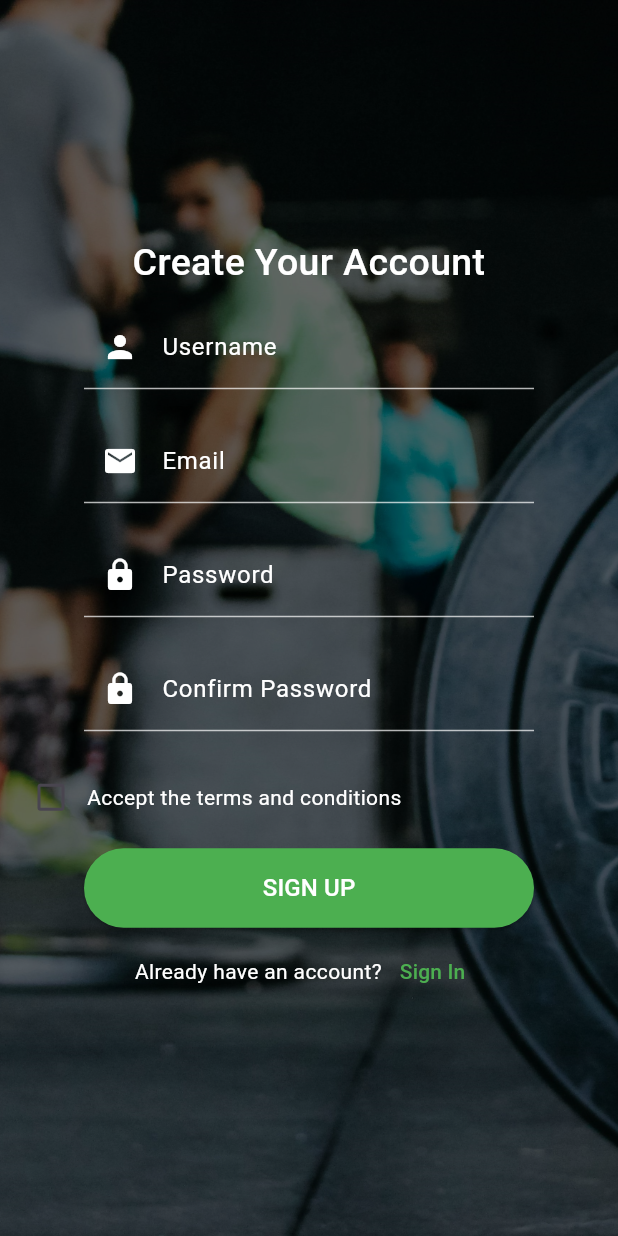
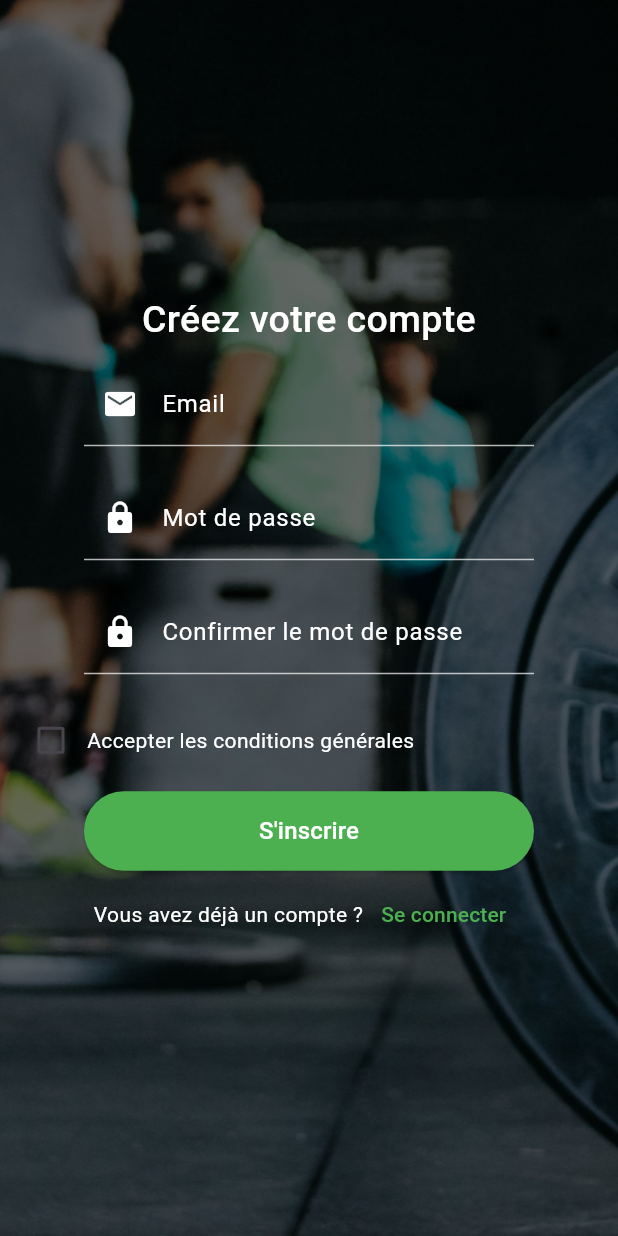
Before and after one commit to sassank/FlutterCoachApp, a Flutter app: the LoginPage screen opened directly, after a tap on "Login", after a tap on "Sign Up", on a phone screen of 412 x 824 dp. Run offline on Flutter 3.47's test engine with Material 3 defaults, Android fonts, the light colour scheme and no system bars; our stand-ins replace carousel_slider, firebase_auth, firebase_core; accounts and stored records are empty.

Commit message:
formular fixes

```diff
--- a/lib/screens/login_screen.dart
+++ b/lib/screens/login_screen.dart
@@ -1,17 +1,23 @@
 import 'package:flutter/material.dart';
-import 'package:go_coach/screens/register_screen.dart';
-import 'package:go_coach/screens/home_screen.dart';
+import 'package:firebase_auth/firebase_auth.dart';
+import 'package:firebase_core/firebase_core.dart';
+import 'home_screen.dart';
+import 'register_screen.dart';
 
-void main() => runApp(const LoginScreen());
+void main() async {
+  WidgetsFlutterBinding.ensureInitialized();
+  await Firebase.initializeApp();
+  runApp(const MyApp());
+}
 
-class LoginScreen extends StatelessWidget {
-  const LoginScreen({super.key});
+class MyApp extends StatelessWidget {
+  const MyApp({super.key});
 
   @override
   Widget build(BuildContext context) {
     return MaterialApp(
       title: 'Login Page',
-      home: const LoginPage(),
+      home: const LoginScreen(),
       theme: ThemeData(
         primarySwatch: Colors.teal,
         inputDecorationTheme: const InputDecorationTheme(
@@ -30,6 +36,17 @@ class LoginScreen extends StatelessWidget {
   }
 }
 
+class LoginScreen extends StatelessWidget {
+  const LoginScreen({super.key});
+
+  @override
+  Widget build(BuildContext context) {
+    return const Scaffold(
+      body: LoginPage(),
+    );
+  }
+}
+
 class LoginPage extends StatefulWidget {
   const LoginPage({super.key});
 
@@ -38,17 +55,67 @@ class LoginPage extends StatefulWidget {
 }
 
 class LoginPageState extends State<LoginPage> {
-  final _formKey = GlobalKey<FormState>(); // Clé pour le formulaire
-  bool _isObscure = true; // Pour gérer la visibilité du mot de passe
+  final _formKey = GlobalKey<FormState>();
+  bool _isObscure = true;
 
-  // Controllers pour les champs de texte
   final TextEditingController _usernameController = TextEditingController();
   final TextEditingController _passwordController = TextEditingController();
+
+  Future<void> _signInWithEmailAndPassword() async {
+    try {
+      await FirebaseAuth.instance.signInWithEmailAndPassword(
+        email: _usernameController.text,
+        password: _passwordController.text,
+      );
+      ScaffoldMessenger.of(context).showSnackBar(
+        SnackBar(content: Text('You are connected: ${_usernameController.text}')),
+      );
+      Navigator.pushReplacement(
+        context,
+        MaterialPageRoute(builder: (context) => const HomeScreen()),
+      );
+    } on FirebaseAuthException catch (e) {
+      String message;
+      if (e.code == 'user-not-found') {
+        message = 'No user found for that email.';
+      } else if (e.code == 'wrong-password') {
+        message = 'Wrong password provided.';
+      } else {
+        message = e.message!;
+      }
+      ScaffoldMessenger.of(context).showSnackBar(
+        SnackBar(content: Text(message)),
+      );
+    }
+  }
+
+  Future<void> resetPassword({required String email}) async {
+    try {
+      await FirebaseAuth.instance.sendPasswordResetEmail(email: email);
+      ScaffoldMessenger.of(context).showSnackBar(
+        SnackBar(content: Text('Password reset email sent to $email')),
+      );
+    } on FirebaseAuthException catch (e) {
+      String message;
+      if (e.code == 'user-not-found') {
+        message = 'No user found for that email.';
+      } else {
+        message = e.message!;
+      }
+      ScaffoldMessenger.of(context).showSnackBar(
+        SnackBar(content: Text(message)),
+      );
+    }
+  }
 
   @override
   Widget build(BuildContext context) {
     return Scaffold(
-      body: Container(
+      body: GestureDetector(
+        onTap: () {
+          FocusScope.of(context).unfocus();
+        },
+        child: Container(
           decoration: const BoxDecoration(
             image: DecorationImage(
               image: AssetImage('assets/gym.jpg'),
@@ -59,14 +126,10 @@ class LoginPageState extends State<LoginPage> {
             decoration: BoxDecoration(
               color: Colors.black.withOpacity(0.6),
             ),
-          child: Column(
-            children: <Widget>[
-              Expanded(
-                flex: 3,
+            child: Center(
+              child: SingleChildScrollView(
                 child: Padding(
                   padding: const EdgeInsets.all(20.0),
-                  child: Center(
-                    child: SingleChildScrollView(
                   child: Form(
                     key: _formKey,
                     child: Column(
@@ -84,7 +147,7 @@ class LoginPageState extends State<LoginPage> {
                         ),
                         const SizedBox(height: 8),
                         const Text(
-                              'Welcome back 💪',
+                          'Welcome back!',
                           style: TextStyle(
                             fontSize: 18,
                             color: Colors.white70,
@@ -157,7 +220,15 @@ class LoginPageState extends State<LoginPage> {
                         Align(
                           alignment: Alignment.centerRight,
                           child: TextButton(
-                                onPressed: () {},
+                            onPressed: () async {
+                              if (_usernameController.text.isEmpty) {
+                                ScaffoldMessenger.of(context).showSnackBar(
+                                  SnackBar(content: Text('Please enter your email')),
+                                );
+                                return;
+                              }
+                              await resetPassword(email: _usernameController.text.trim());
+                            },
                             child: const Text(
                               'Forgot Password?',
                               style: TextStyle(color: Colors.white),
@@ -166,7 +237,7 @@ class LoginPageState extends State<LoginPage> {
                         ),
                         const SizedBox(height: 20),
                         SizedBox(
-                              width: 300,
+                          width: 200,
                           child: ElevatedButton(
                             style: ElevatedButton.styleFrom(
                               padding: const EdgeInsets.symmetric(vertical: 15),
@@ -177,13 +248,7 @@ class LoginPageState extends State<LoginPage> {
                             ),
                             onPressed: () {
                               if (_formKey.currentState!.validate()) {
-                                    // Navigate to home screen
-                                    Navigator.push(
-                                      context,
-                                      MaterialPageRoute(
-                                        builder: (context) => const HomeScreen(),
-                                      ),
-                                    );
+                                _signInWithEmailAndPassword();
                               }
                             },
                             child: const Text(
@@ -202,7 +267,7 @@ class LoginPageState extends State<LoginPage> {
                                 Navigator.push(
                                   context,
                                   MaterialPageRoute(
-                                        builder: (context) => const RegisterPage(),
+                                    builder: (context) => const RegisterScreen(),
                                   ),
                                 );
                               },
@@ -220,8 +285,6 @@ class LoginPageState extends State<LoginPage> {
               ),
             ),
           ),
-            ],
-          ),
         ),
       ),
     );
--- a/lib/screens/register_screen.dart
+++ b/lib/screens/register_screen.dart
@@ -1,13 +1,57 @@
 import 'package:flutter/material.dart';
+import 'package:firebase_auth/firebase_auth.dart';
+import 'package:go_coach/screens/home_screen.dart';
 import 'package:go_coach/screens/login_screen.dart';
+import '../constants.dart';
 
-class RegisterPage extends StatelessWidget {
-  const RegisterPage({super.key});
+class RegisterScreen extends StatefulWidget {
+  const RegisterScreen({super.key});
+
+  @override
+  RegisterScreenState createState() => RegisterScreenState();
+}
+
+class RegisterScreenState extends State<RegisterScreen> {
+  final _formKey = GlobalKey<FormState>();
+  final TextEditingController _emailController = TextEditingController();
+  final TextEditingController _passwordController = TextEditingController();
+  final TextEditingController _confirmPasswordController = TextEditingController();
+  bool _isLoading = false;
+
+  Future<void> _register() async {
+    if (_passwordController.text != _confirmPasswordController.text) {
+      ScaffoldMessenger.of(context).showSnackBar(
+        const SnackBar(content: Text('Les mots de passe ne correspondent pas')),
+      );
+      return;
+    }
+
+    setState(() {
+      _isLoading = true;
+    });
+
+    try {
+      await FirebaseAuth.instance.createUserWithEmailAndPassword(
+        email: _emailController.text,
+        password: _passwordController.text,
+      );
+      Navigator.pushReplacement(
+        context,
+        MaterialPageRoute(builder: (context) => const HomeScreen()),
+      );
+    } on FirebaseAuthException catch (e) {
+      ScaffoldMessenger.of(context).showSnackBar(
+        SnackBar(content: Text(e.message ?? 'Échec de l\'inscription')),
+      );
+    } finally {
+      setState(() {
+        _isLoading = false;
+      });
+    }
+  }
 
   @override
   Widget build(BuildContext context) {
-    TextEditingController passwordController = TextEditingController();
-
     return Scaffold(
       body: Container(
         decoration: const BoxDecoration(
@@ -24,12 +68,14 @@ class RegisterPage extends StatelessWidget {
             padding: const EdgeInsets.all(10.0),
             child: Center(
               child: SingleChildScrollView(
+                child: Form(
+                  key: _formKey,
                   child: Column(
                     mainAxisAlignment: MainAxisAlignment.center,
                     children: [
                       const SizedBox(height: 5),
                       const Text(
-                      'Create Your Account',
+                        'Créez votre compte',
                         textAlign: TextAlign.center,
                         style: TextStyle(
                           fontSize: 25,
@@ -41,24 +87,7 @@ class RegisterPage extends StatelessWidget {
                       SizedBox(
                         width: 300,
                         child: TextFormField(
-                        decoration: const InputDecoration(
-                          labelText: 'Username',
-                          labelStyle: TextStyle(color: Colors.white),
-                          prefixIcon: Icon(Icons.person, color: Colors.white),
-                          enabledBorder: UnderlineInputBorder(
-                            borderSide: BorderSide(color: Colors.white70),
-                          ),
-                          focusedBorder: UnderlineInputBorder(
-                            borderSide: BorderSide(color: Colors.white),
-                          ),
-                        ),
-                        style: const TextStyle(color: Colors.white),
-                      ),
-                    ),
-                    const SizedBox(height: 20),
-                    SizedBox(
-                      width: 300,
-                      child: TextFormField(
+                          controller: _emailController,
                           decoration: const InputDecoration(
                             labelText: 'Email',
                             labelStyle: TextStyle(color: Colors.white),
@@ -70,7 +99,12 @@ class RegisterPage extends StatelessWidget {
                               borderSide: BorderSide(color: Colors.white),
                             ),
                           ),
-                        keyboardType: TextInputType.emailAddress,
+                          validator: (value) {
+                            if (value == null || value.isEmpty) {
+                              return 'Veuillez entrer votre email';
+                            }
+                            return null;
+                          },
                           style: const TextStyle(color: Colors.white),
                         ),
                       ),
@@ -78,29 +112,10 @@ class RegisterPage extends StatelessWidget {
                       SizedBox(
                         width: 300,
                         child: TextFormField(
-                        controller: passwordController,
+                          controller: _passwordController,
                           obscureText: true,
                           decoration: const InputDecoration(
-                          labelText: 'Password',
-                          labelStyle: TextStyle(color: Colors.white),
-                          prefixIcon: Icon(Icons.lock, color: Colors.white),
-                          enabledBorder: UnderlineInputBorder(
-                            borderSide: BorderSide(color: Colors.white70),
-                          ),
-                          focusedBorder: UnderlineInputBorder(
-                            borderSide: BorderSide(color: Colors.white),
-                          ),
-                        ),
-                        style: const TextStyle(color: Colors.white),
-                      ),
-                    ),
-                    const SizedBox(height: 20),
-                    SizedBox(
-                      width: 300,
-                      child: TextFormField(
-                        obscureText: true,
-                        decoration: const InputDecoration(
-                          labelText: 'Confirm Password',
+                            labelText: 'Mot de passe',
                             labelStyle: TextStyle(color: Colors.white),
                             prefixIcon: Icon(Icons.lock, color: Colors.white),
                             enabledBorder: UnderlineInputBorder(
@@ -111,8 +126,34 @@ class RegisterPage extends StatelessWidget {
                             ),
                           ),
                           validator: (value) {
-                          if (value != passwordController.text) {
-                            return 'Passwords do not match';
+                            if (value == null || value.isEmpty) {
+                              return 'Veuillez entrer votre mot de passe';
+                            }
+                            return null;
+                          },
+                          style: const TextStyle(color: Colors.white),
+                        ),
+                      ),
+                      const SizedBox(height: 20),
+                      SizedBox(
+                        width: 300,
+                        child: TextFormField(
+                          controller: _confirmPasswordController,
+                          obscureText: true,
+                          decoration: const InputDecoration(
+                            labelText: 'Confirmer le mot de passe',
+                            labelStyle: TextStyle(color: Colors.white),
+                            prefixIcon: Icon(Icons.lock, color: Colors.white),
+                            enabledBorder: UnderlineInputBorder(
+                              borderSide: BorderSide(color: Colors.white70),
+                            ),
+                            focusedBorder: UnderlineInputBorder(
+                              borderSide: BorderSide(color: Colors.white),
+                            ),
+                          ),
+                          validator: (value) {
+                            if (value != _passwordController.text) {
+                              return 'Les mots de passe ne correspondent pas';
                             }
                             return null;
                           },
@@ -128,12 +169,14 @@ class RegisterPage extends StatelessWidget {
                             onChanged: (bool? newValue) {},
                           ),
                           const Expanded(
-                          child: Text('Accept the terms and conditions', style: TextStyle(color: Colors.white)),
+                            child: Text('Accepter les conditions générales', style: TextStyle(color: Colors.white)),
                           ),
                         ],
                       ),
                       const SizedBox(height: 10),
-                    SizedBox(
+                      _isLoading
+                          ? const CircularProgressIndicator()
+                          : SizedBox(
                         width: 300,
                         child: ElevatedButton(
                           style: ElevatedButton.styleFrom(
@@ -143,9 +186,13 @@ class RegisterPage extends StatelessWidget {
                               borderRadius: BorderRadius.circular(30.0),
                             ),
                           ),
-                        onPressed: () {},
+                          onPressed: () {
+                            if (_formKey.currentState!.validate()) {
+                              _register();
+                            }
+                          },
                           child: const Text(
-                          'SIGN UP',
+                            'S\'inscrire',
                             style: TextStyle(fontSize: 16, color: Colors.white),
                           ),
                         ),
@@ -154,7 +201,7 @@ class RegisterPage extends StatelessWidget {
                       Row(
                         mainAxisAlignment: MainAxisAlignment.center,
                         children: [
-                        const Text("Already have an account?", style: TextStyle(color: Colors.white)),
+                          const Text("Vous avez déjà un compte ?", style: TextStyle(color: Colors.white)),
                           TextButton(
                             onPressed: () {
                               Navigator.push(
@@ -162,7 +209,7 @@ class RegisterPage extends StatelessWidget {
                                 MaterialPageRoute(builder: (context) => const LoginScreen()),
                               );
                             },
-                          child: const Text('Sign In', style: TextStyle(color: Colors.green)),
+                            child: const Text('Se connecter', style: TextStyle(color: Colors.green)),
                           ),
                         ],
                       ),
@@ -173,6 +220,7 @@ class RegisterPage extends StatelessWidget {
             ),
           ),
         ),
+      ),
     );
   }
 }
--- a/lib/screens/welcome_screen.dart
+++ b/lib/screens/welcome_screen.dart
@@ -107,7 +107,7 @@ class WelcomeScreen extends StatelessWidget {
                         width: 250,
                         child: OutlinedButton(
                           style: OutlinedButton.styleFrom(
-                            side: BorderSide(color: kPrimaryColor, width: 2),
+                            side: const BorderSide(color: kPrimaryColor, width: 2),
                             padding: const EdgeInsets.symmetric(horizontal: 40.0, vertical: 15),
                             shape: RoundedRectangleBorder(
                               borderRadius: BorderRadius.circular(30.0),
--- a/pubspec.yaml
+++ b/pubspec.yaml
@@ -20,6 +20,8 @@ dependencies:
   firebase_auth: ^5.1.0
   firebase_core: ^3.2.0
   firebase_storage: ^12.0.1
+  cloud_firestore: ^5.1.0
+  fluttertoast: ^8.2.6
 
 flutter:
   uses-material-design: true
```
Also changed, not shown: lib/main.dart (+5 -7 lines), pubspec.lock, 6 other files. Lines whose indentation alone changed are shown as unchanged.
